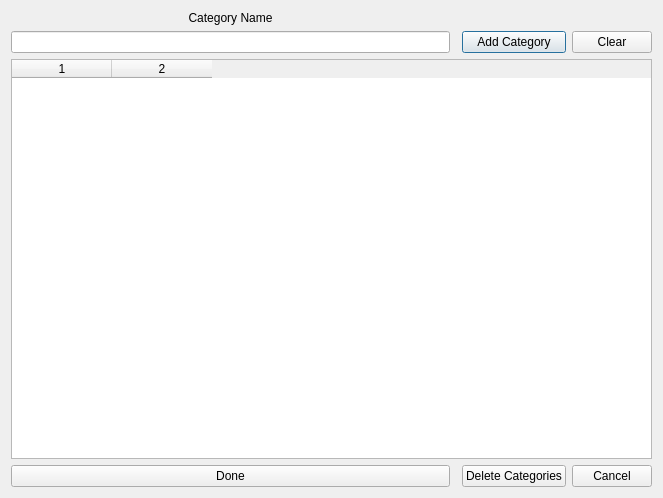
Old version of the form View/EditCategory.ui in the repository wcrandall/Studier.
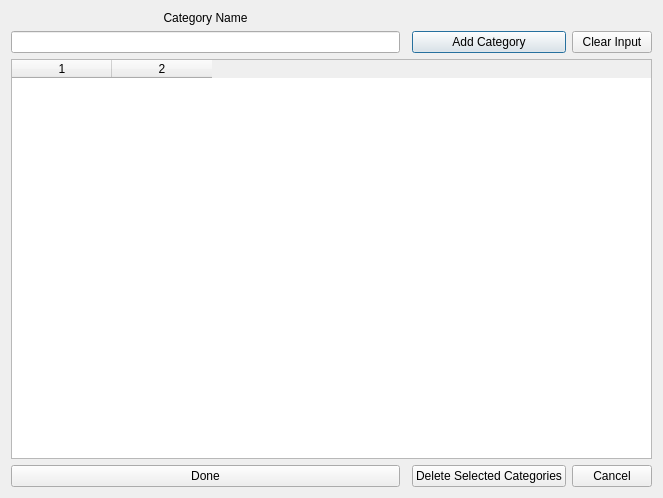
New version of the form.

Diff of the .ui file:
```diff
--- a/View/EditCategory.ui
+++ b/View/EditCategory.ui
@@ -41,7 +41,7 @@
    <item row="1" column="3">
     <widget class="QPushButton" name="ClearButton">
      <property name="text">
-      <string>Clear</string>
+      <string>Clear Input</string>
      </property>
     </widget>
    </item>
@@ -77,7 +77,7 @@
    <item row="3" column="2">
     <widget class="QPushButton" name="DeleteCategoriesButton">
      <property name="text">
-      <string>Delete Categories</string>
+      <string>Delete Selected Categories</string>
      </property>
     </widget>
    </item>
```
